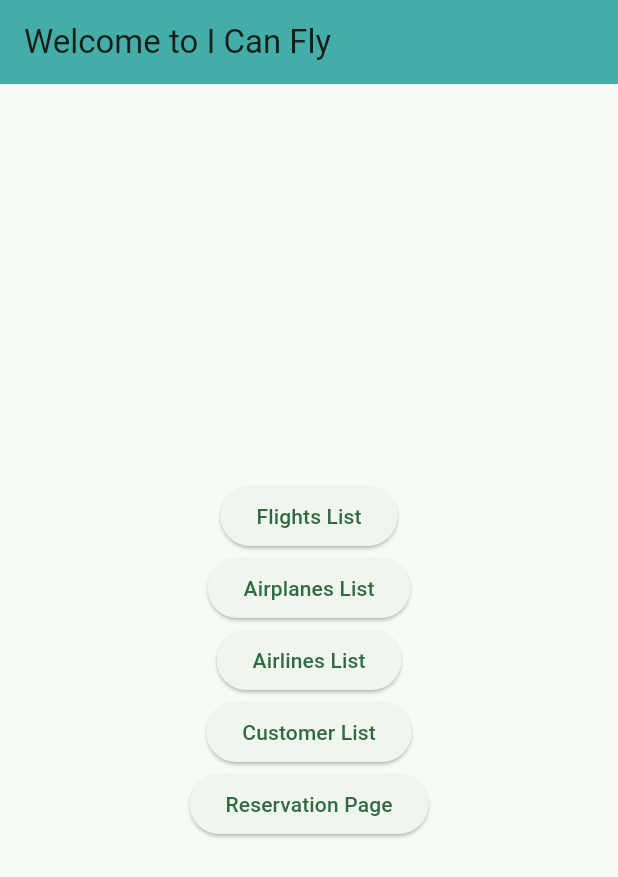
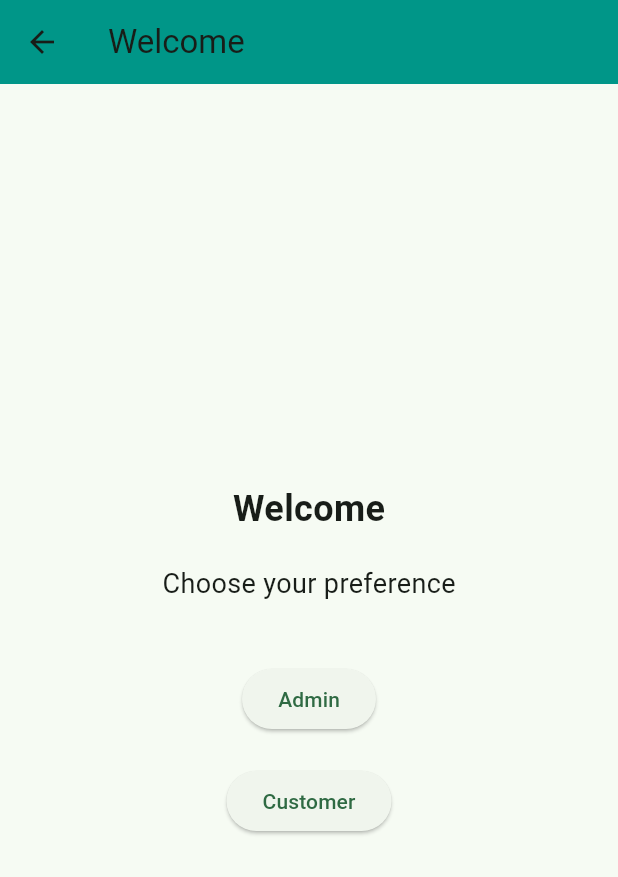
Before and after one commit to koloyyee/i_can_fly, a Flutter app: the screen it shows after launch, on a phone screen of 412 x 824 dp. Shown: the top 877 px of the screen. Run offline on Flutter 3.47's test engine with Material 3 defaults, Android fonts, the phone set to English and light mode, and no system bars; our stand-ins replace floor, fluttertoast, shared_preferences, sqflite; missing offline and left inert: encrypted_shared_preferences; accounts and stored records are empty; generated files the repository leaves out were written again.

Commit message:
resolved conflict

```diff
--- a/l10n.yaml
+++ /dev/null
@@ -1,3 +0,0 @@
-arb-dir: lib/l10n
-template-arb-file: app_en.arb
-output-localization-file: app_localizations.dart
--- a/lib/dao/admin_dao.dart
+++ b/lib/dao/admin_dao.dart
@@ -3,13 +3,13 @@ import 'package:i_can_fly/entity/admin.dart';
 
 @dao
 abstract class AdminDao {
-  @Query("select * from Admins ")
+  @Query("select * from admins ")
   Future<List<Admin>> findAllAdmins();
 
-  @Query("select  * from Admins where id = :id")
+  @Query("select  * from admins where id = :id")
   Future<Admin?> findAdminById(int id);
 
-  @Query("select * from Admins where email = :email")
+  @Query("select * from admins where email = :email")
   Future<Admin?> findAdminByEmail(String email);
 
   @Insert(onConflict: OnConflictStrategy.rollback)
--- a/lib/dao/customer_dao.dart
+++ b/lib/dao/customer_dao.dart
@@ -9,6 +9,9 @@ abstract class CustomerDao {
   @Query("SELECT * FROM customers WHERE id = :id")
   Future<Customer?> findCustomerById(int id);
 
+  @Query("SELECT * FROM customers WHERE email = :email AND password = :password")
+  Future<Customer?> findCustomerByEmailAndPassword(String email, String password);
+
   @Insert(onConflict: OnConflictStrategy.rollback)
   Future<void> createCustomer(Customer newCustomer);
 
--- a/lib/db/database.dart
+++ b/lib/db/database.dart
@@ -12,6 +12,8 @@ import 'package:i_can_fly/entity/customer.dart';
 import 'package:i_can_fly/entity/flight.dart';
 import 'package:i_can_fly/entity/admin.dart';
 import 'package:sqflite/sqflite.dart' as sqflite;
+
+import 'package:path/path.dart';
 
 
 part 'database.g.dart'; // Make sure this matches the generated file name
--- a/lib/entity/customer.dart
+++ b/lib/entity/customer.dart
@@ -10,21 +10,19 @@ class Customer {
   final String password;
   final String firstName;
   final String lastName;
-  final int birthday;
+  final DateTime birthday;
   final String address;
-  final int createdAt;
+  final DateTime createdAt;
 
   Customer({
     this.id,
     required this.name,
     required this.email,
     required this.password,
-    required this.firstName,
-    required this.lastName,
+    this.firstName = "",
+    this.lastName = "",
     required this.birthday,
-    required this.address,
+    this.address = "",
     required this.createdAt,
   });
-
-
 }
--- a/lib/l10n/app_en.arb
+++ b/lib/l10n/app_en.arb
@@ -1,6 +1,6 @@
 {
   "helloWorld": "Hello World",
-  "@i_can_fly": {
+  "@helloWorld": {
     "description": "The conventional newborn programmer greeting"
   }
 }
--- a/lib/main.dart
+++ b/lib/main.dart
@@ -4,9 +4,16 @@ import 'package:i_can_fly/page/admin/admin_login.dart';
 import 'package:i_can_fly/page/admin/admin_reg.dart';
 import 'package:i_can_fly/page/airplane/airplane_page.dart';
 import 'package:i_can_fly/page/customer/customer_list.dart';
+import 'package:i_can_fly/page/customer/customer_login_page.dart';
+import 'package:i_can_fly/page/customer/customer_register_page.dart';
 import 'package:i_can_fly/page/flight/flight_page.dart';
 import 'package:i_can_fly/page/flight/add_flight.dart';
+import 'package:i_can_fly/page/welcome.dart';
 import 'package:i_can_fly/utils/theme-color.dart';
+import 'dart:async';
+import 'package:floor/floor.dart';
+
+import 'package:i_can_fly/page/reservation/reservation_list.dart';
 
 void main() {
   runApp(const MyApp());
@@ -24,15 +31,19 @@ class MyApp extends StatelessWidget {
         colorScheme: ColorScheme.fromSeed(seedColor: Color(CTColor.Green.colorValue)),
         useMaterial3: true,
       ),
+      initialRoute: "/welcome",
       routes: {
+        "/welcome": (context) => const WelcomePage(),
         "/": (context) => const HomePage(),
         "/flights": (context) => const FlightsPage(),
         "/admin-login": (context) => const AdminLoginPage(),
         "/admin-register": (context) => const AdminRegisterPage(),
         "/add-flight": (context) => const AddFlightPage(),
+        "/customer-login": (context) => const CustomerLoginPage(),
+        "/customer-register": (context) => const CustomerRegisterPage(),
         "/airplanes": (context) => const AirplanePage(),
         "/customers": (context) => const CustomerListPage(),
-        // "/reservations": (context) => const ReservationListPage(),
+        //"/reservations": (context) => const ReservationListPage(flightDao),
 
       },
       restorationScopeId: "app",
@@ -89,14 +100,14 @@ class _HomePageState extends State<HomePage> {
             ElevatedButton(
               onPressed: () {
                 Navigator.pushNamed(
-                    context, "/customers"); // Navigate to CustomerListPage
+                    context, "/customers");
               },
               child: const Text("Customer List"),
             ),
             ElevatedButton(
               onPressed: () {
                 Navigator.pushNamed(
-                    context, "/reservations"); // Navigate to CustomerListPage
+                    context, "/reservations");
               },
               child: const Text("Reservation Page"),
             ),
--- a/lib/page/customer/customer_list.dart
+++ b/lib/page/customer/customer_list.dart
@@ -1,10 +1,10 @@
 import 'package:flutter/material.dart';
 import 'package:i_can_fly/dao/customer_dao.dart';
-import 'package:i_can_fly/db/database.dart';
 import 'package:i_can_fly/entity/customer.dart';
 import 'package:i_can_fly/page/customer/add_customer_page.dart';
 import 'package:i_can_fly/page/customer/edit_customer_page.dart';
 import 'package:fluttertoast/fluttertoast.dart';
+import '../../db/database.dart';
 
 class CustomerListPage extends StatefulWidget {
   const CustomerListPage({super.key});
--- /dev/null
+++ b/lib/page/welcome.dart
@@ -0,0 +1,48 @@
+import 'package:flutter/material.dart';
+
+class WelcomePage extends StatelessWidget {
+  const WelcomePage({super.key});
+
+  @override
+  Widget build(BuildContext context) {
+    return Scaffold(
+      appBar: AppBar(
+        title: const Text('Welcome'),
+        backgroundColor: Colors.teal,
+      ),
+      body: Center(
+        child: Padding(
+          padding: const EdgeInsets.all(16.0),
+          child: Column(
+            mainAxisAlignment: MainAxisAlignment.center,
+            children: [
+              const Text(
+                'Welcome',
+                style: TextStyle(fontSize: 24, fontWeight: FontWeight.bold),
+              ),
+              const SizedBox(height: 20),
+              const Text(
+                'Choose your preference',
+                style: TextStyle(fontSize: 18),
+              ),
+              const SizedBox(height: 40),
+              ElevatedButton(
+                onPressed: () {
+                  Navigator.pushNamed(context, '/admin-login');
+                },
+                child: const Text('Admin'),
+              ),
+              const SizedBox(height: 20),
+              ElevatedButton(
+                onPressed: () {
+                  Navigator.pushNamed(context, '/customer-login');
+                },
+                child: const Text('Customer'),
+              ),
+            ],
+          ),
+        ),
+      ),
+    );
+  }
+}
```
Also changed, not shown: lib/page/customer/add_customer_page.dart (+7 -5 lines), lib/page/customer/customer_login_page.dart (added, +139 -0 lines), lib/page/customer/customer_register_page.dart (added, +206 -0 lines), lib/page/customer/edit_customer_page.dart (+6 -5 lines), pubspec.yaml (+11 -5 lines), lib/db/database.g.dart, pubspec.lock.
